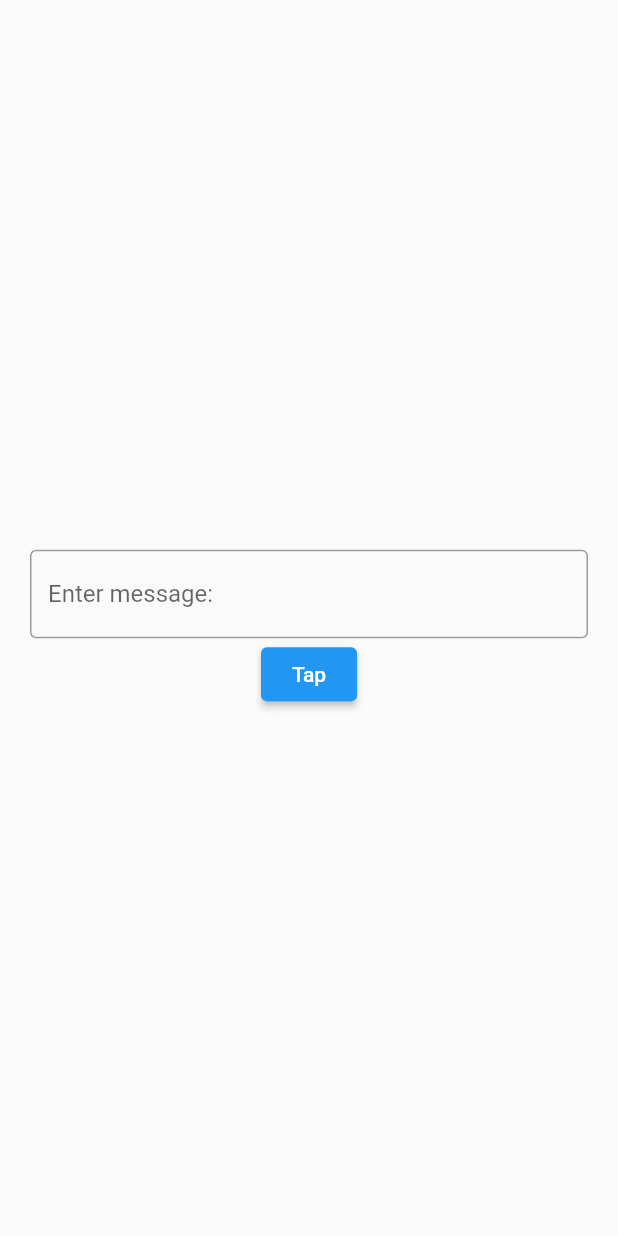
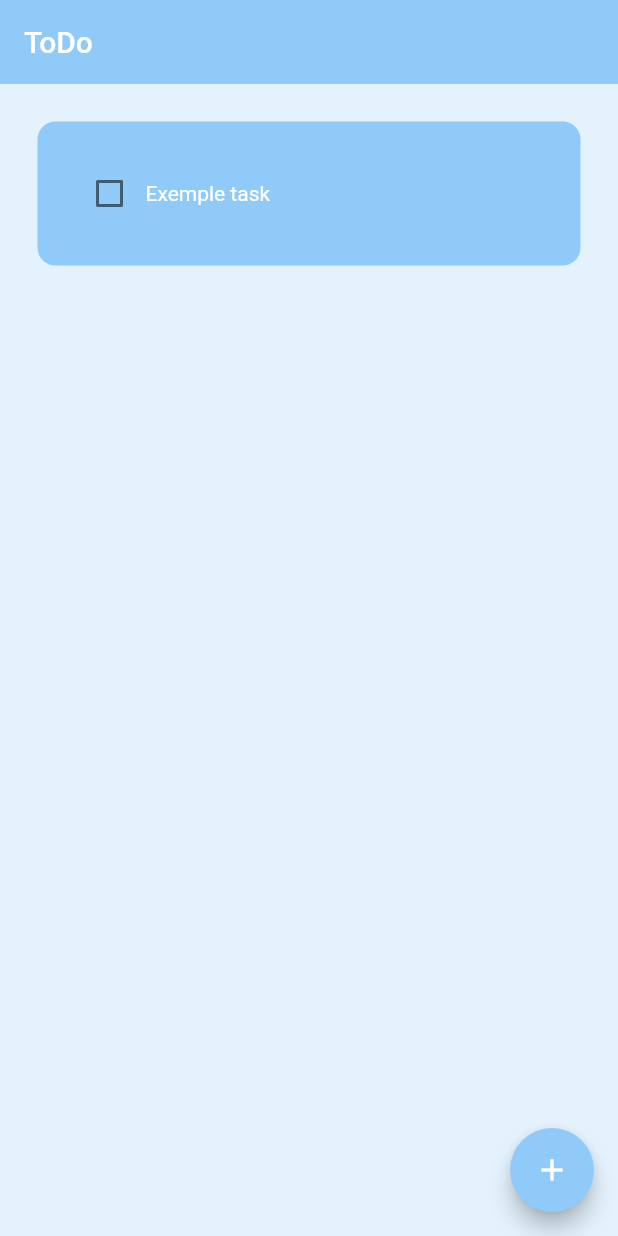
Before and after one commit to DanilIvanchik/To-Do-Flutter-App, a Flutter app: the screen it shows after launch, on a phone screen of 412 x 824 dp. Run offline on Flutter 3.47's test engine with Material 2 defaults, Android fonts, the phone set to English and light mode, and no system bars; drawn by our look-alikes of flutter_slidable; our stand-ins replace hive_flutter; accounts and stored records are empty.

Commit message:
Implemented toDo App withoud db

```diff
--- /dev/null
+++ b/lib/database.dart
@@ -0,0 +1,20 @@
+import 'package:hive_flutter/hive_flutter.dart';
+
+class ToDoDataBase {
+  final _myBox = Hive.box("data");
+  List toDoList = [];
+
+  void createInitialData() {
+    this.toDoList = [
+      ["Exemple task", false]
+    ];
+  }
+
+  void loadData() {
+    toDoList = _myBox.get("TODOLIST");
+  }
+
+  void updateDataBase() {
+    _myBox.put("TODOLIST", toDoList);
+  }
+}
--- /dev/null
+++ b/lib/home_page.dart
@@ -0,0 +1,94 @@
+import 'package:flutter/material.dart';
+import 'package:flutter_application_4/database.dart';
+import 'package:flutter_application_4/dialog_box.dart';
+import 'package:flutter_application_4/todo_tile.dart';
+import 'package:hive_flutter/hive_flutter.dart';
+
+class HomePage extends StatefulWidget {
+  const HomePage({super.key});
+
+  @override
+  State<HomePage> createState() => _HomePageState();
+}
+
+class _HomePageState extends State<HomePage> {
+  final _textController = TextEditingController();
+
+  final _myBox = Hive.box("data");
+
+  ToDoDataBase db = ToDoDataBase();
+
+  @override
+  void initState() {
+    if (_myBox.get("TODOLIST") == null) {
+      db.createInitialData();
+    } else {
+      db.loadData();
+    }
+
+    super.initState();
+  }
+
+  saveNewTask() {
+    setState(() {
+      db.toDoList.add([_textController.text, false]);
+      _textController.clear();
+    });
+    Navigator.of(context).pop();
+    db.updateDataBase();
+  }
+
+  void checkBoxChanged(bool? value, int index) {
+    setState(() {
+      db.toDoList[index][1] = !db.toDoList[index][1];
+    });
+    db.updateDataBase();
+  }
+
+  deleteTask(int index) {
+    setState(() {
+      db.toDoList.removeAt(index);
+    });
+    db.updateDataBase();
+  }
+
+  void createNewTask() {
+    showDialog(
+        context: context,
+        builder: (context) {
+          return DialogBox(
+              controller: _textController,
+              onSave: saveNewTask,
+              onCancel: () => Navigator.of(context).pop());
+        });
+    db.updateDataBase();
+  }
+
+  @override
+  Widget build(BuildContext context) {
+    return Scaffold(
+      backgroundColor: Colors.blue.shade50,
+      appBar: AppBar(
+        backgroundColor: Colors.blue.shade200,
+        title: Text("ToDo"),
+        elevation: 0,
+      ),
+      floatingActionButton: FloatingActionButton(
+        onPressed: createNewTask,
+        backgroundColor: Colors.blue.shade200,
+        child: Icon(Icons.add),
+      ),
+      body: ListView.builder(
+        itemCount: db.toDoList.length,
+        itemBuilder: (context, index) {
+          return ToDoTile(
+            taskName: db.toDoList[index][0],
+            isCompleted: db.toDoList[index][1],
+            onChanged: (value) => checkBoxChanged(value, index),
+            deleteTask: (context) => deleteTask(index),
+          );
+        },
+      ),
+    );
+  }
+}
--- a/lib/main.dart
+++ b/lib/main.dart
@@ -1,17 +1,22 @@
 import 'package:flutter/material.dart';
-import 'package:flutter_application_4/todo_page.dart';
+import 'package:flutter_application_4/home_page.dart';
+import 'package:hive_flutter/hive_flutter.dart';
 
-void main() {
-  runApp(const MyWidget());
+void main() async {
+  await Hive.initFlutter();
+  var box = Hive.openBox('data');
+  runApp(const MyApp());
 }
 
-class MyWidget extends StatelessWidget {
-  const MyWidget({super.key});
+class MyApp extends StatelessWidget {
+  const MyApp({super.key});
 
   @override
   Widget build(BuildContext context) {
     return MaterialApp(
-      home: ToDoPage(),
+      home: HomePage(),
+      debugShowCheckedModeBanner: false,
+      theme: ThemeData(primaryColor: Colors.blue.shade200),
     );
   }
 }
--- a/lib/todo_page.dart
+++ /dev/null
@@ -1,44 +0,0 @@
-import 'package:flutter/material.dart';
-
-class ToDoPage extends StatefulWidget {
-  const ToDoPage({super.key});
-
-  @override
-  State<ToDoPage> createState() => ToDoPageState();
-}
-
-class ToDoPageState extends State<ToDoPage> {
-  TextEditingController _myController = TextEditingController();
-
-  String greetengMessage() {
-    return _myController.text;
-  }
-
-  greetTheUser() {
-    setState(() {
-      print(_myController.text);
-    });
-  }
-
-  @override
-  Widget build(BuildContext context) {
-    return Scaffold(
-      body: Padding(
-        padding: const EdgeInsets.all(20.0),
-        child: Center(
-            child: Column(
-          mainAxisAlignment: MainAxisAlignment.center,
-          children: [
-            Text(greetengMessage()),
-            TextField(
-              decoration: InputDecoration(
-                  border: OutlineInputBorder(), hintText: "Enter message:"),
-              controller: _myController,
-            ),
-            ElevatedButton(onPressed: greetTheUser, child: Text("Tap"))
-          ],
-        )),
-      ),
-    );
-  }
-}
--- /dev/null
+++ b/lib/todo_tile.dart
@@ -0,0 +1,60 @@
+import 'package:flutter/material.dart';
+import 'package:flutter_slidable/flutter_slidable.dart';
+
+class ToDoTile extends StatelessWidget {
+  final String taskName;
+  final bool isCompleted;
+  Function(bool?)? onChanged;
+  Function(BuildContext)? deleteTask;
+
+  ToDoTile({
+    super.key,
+    required this.taskName,
+    required this.isCompleted,
+    required this.onChanged,
+    required this.deleteTask,
+  });
+
+  @override
+  Widget build(BuildContext context) {
+    return Padding(
+      padding: const EdgeInsets.only(left: 25, right: 25, top: 25),
+      child: Slidable(
+        endActionPane: ActionPane(
+          motion: StretchMotion(),
+          children: [
+            SlidableAction(
+              onPressed: deleteTask,
+              icon: Icons.delete,
+              backgroundColor: Colors.grey,
+              borderRadius: BorderRadius.circular(12),
+            )
+          ],
+        ),
+        child: Container(
+          padding: EdgeInsets.all(24),
+          decoration: BoxDecoration(
+              color: Colors.blue.shade200,
+              borderRadius: BorderRadius.circular(12)),
+          child: Row(
+            children: [
+              Checkbox(
+                value: isCompleted,
+                onChanged: onChanged,
+                activeColor: Colors.blue.shade100,
+              ),
+              Text(
+                taskName,
+                style: TextStyle(
+                    color: Colors.white,
+                    decoration: isCompleted
+                        ? TextDecoration.lineThrough
+                        : TextDecoration.none),
+              ),
+            ],
+          ),
+        ),
+      ),
+    );
+  }
+}
--- a/pubspec.yaml
+++ b/pubspec.yaml
@@ -30,15 +30,19 @@ environment:
 dependencies:
   flutter:
     sdk: flutter
-
+  hive: ^2.2.3
+  hive_flutter: ^1.1.0
 
   # The following adds the Cupertino Icons font to your application.
   # Use with the CupertinoIcons class for iOS style icons.
   cupertino_icons: ^1.0.2
+  flutter_slidable: ^1.2.0
 
 dev_dependencies:
   flutter_test:
     sdk: flutter
+  hive_generator: ^1.1.3
+  hive_runner: ^1.4.3
 
   # The "flutter_lints" package below contains a set of recommended lints to
   # encourage good coding practices. The lint set provided by the package is
```
Also changed, not shown: lib/dialog_box.dart (added, +43 -0 lines), lib/my_button.dart (added, +17 -0 lines), pubspec.lock, 1 other file.
